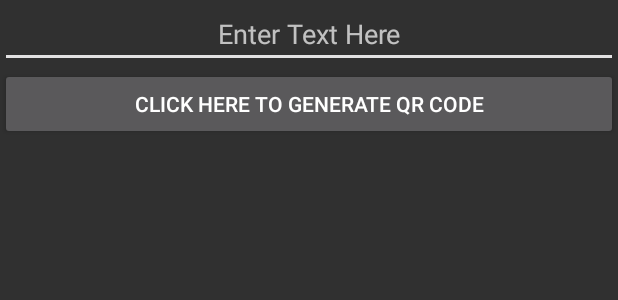
After one commit to saraalhindi7/instapay, an Android app: the layout activity_code_generat.xml on its own in the app's theme, with its tools: preview values and no code run, on a phone screen of 412 x 824 dp. The commit adds this screen. Shown: the top 300 px of the screen. Run offline under Robolectric (Android 15) with nearby library versions, the phone set to English and light mode, and no system bars.

```diff
--- a/app/build.gradle
+++ b/app/build.gradle
@@ -26,6 +26,7 @@ dependencies {
     implementation 'com.android.support.constraint:constraint-layout:1.1.2'
     implementation 'com.android.support:support-v4:28.0.0-alpha3'
     implementation 'com.google.firebase:firebase-auth:16.0.2'
+    implementation 'com.google.firebase:firebase-storage:11.8.0'
     testImplementation 'junit:junit:4.12'
     androidTestImplementation 'com.android.support.test:runner:1.0.2'
     androidTestImplementation 'com.android.support.test.espresso:espresso-core:3.0.2'
--- a/app/src/main/AndroidManifest.xml
+++ b/app/src/main/AndroidManifest.xml
@@ -32,7 +32,7 @@
         <activity android:name=".SignUpActivity" />
         <activity android:name=".SignInActivity" />
         <activity android:name=".MainActivity" />
-        <activity android:name=".SplashScreenActivity"></activity>
+        <activity android:name=".SplashScreenActivity" />
     </application>
 
 </manifest>
--- a/app/src/main/java/makkah/wadi/instapay/instapay/Dialog.java
+++ b/app/src/main/java/makkah/wadi/instapay/instapay/Dialog.java
@@ -33,8 +33,8 @@ public class Dialog extends AppCompatDialogFragment {
         LayoutInflater inflater = getActivity().getLayoutInflater();
         View view = inflater.inflate(R.layout.dialog , null);
 
-        builder.setView(view).setTitle("Pay")
-                .setNegativeButton("Cancel", new DialogInterface.OnClickListener() {
+
+        builder.setView(view).setTitle("Specify Amount").setNegativeButton("Cancel", new DialogInterface.OnClickListener() {
                     @Override
                     public void onClick(DialogInterface dialogInterface, int i) {
 
--- /dev/null
+++ b/app/src/main/res/layout/activity_code_generat.xml
@@ -0,0 +1,34 @@
+<?xml version="1.0" encoding="utf-8"?>
+<RelativeLayout xmlns:android="http://schemas.android.com/apk/res/android"
+    xmlns:app="http://schemas.android.com/apk/res-auto"
+    xmlns:tools="http://schemas.android.com/tools"
+    android:layout_width="match_parent"
+    android:layout_height="match_parent"
+    tools:context=".CodeGeneratActivity">
+
+    <EditText
+        android:layout_width="fill_parent"
+        android:layout_height="wrap_content"
+        android:id="@+id/editText"
+        android:layout_alignParentTop="true"
+        android:layout_centerHorizontal="true"
+        android:hint="Enter Text Here"
+        android:gravity="center"
+        />
+
+    <Button
+        android:layout_width="fill_parent"
+        android:layout_height="wrap_content"
+        android:text="CLICK HERE TO generate qr code"
+        android:id="@+id/button"
+        android:layout_below="@+id/editText"
+        android:layout_centerHorizontal="true" />
+
+    <ImageView
+        android:layout_width="wrap_content"
+        android:layout_height="wrap_content"
+        android:id="@+id/imageView"
+        android:layout_centerHorizontal="true"
+        android:layout_below="@+id/button"/>
+
+</RelativeLayout>
--- a/app/src/main/res/layout/dialog.xml
+++ b/app/src/main/res/layout/dialog.xml
@@ -4,7 +4,7 @@
     android:layout_height="match_parent"
     android:orientation="vertical"
     android:layout_gravity="center_horizontal"
-    android:background="@color/white">
+   >
 
 
 
--- a/app/src/main/res/values/colors.xml
+++ b/app/src/main/res/values/colors.xml
@@ -2,11 +2,11 @@
 <resources>
     <color name="colorPrimary">#3F51B5</color>
     <color name="colorPrimaryDark">#303F9F</color>
-    <color name="colorAccent">#FF4081</color>
-    <color name="mainColor">#3D244F</color>
+    <color name="colorAccent">#e2e1e2</color>
+    <color name="mainColor">#ededed</color>
     <color name="white">#ffff</color>
-        <color name="maincolor">#3D344F</color>
-        <color name="hintcolor">#FFFFFF</color>
+    <color name="maincolor">#3D344F</color>
+    <color name="hintcolor">#FFFFFF</color>
     <color name="assest">#F4F4F4</color>
     <color name="devidor">#6F6687</color>
     </resources>
```
Also changed, not shown: app/src/main/java/makkah/wadi/instapay/instapay/BarcodeFragment.java (+11 -25 lines), app/src/main/java/makkah/wadi/instapay/instapay/CodeGeneratActivity.java (added, +84 -0 lines), app/src/main/java/makkah/wadi/instapay/instapay/FragmentAdapter.java (+0 -10 lines), app/src/main/java/makkah/wadi/instapay/instapay/MainActivity.java (+1 -11 lines), app/src/main/java/makkah/wadi/instapay/instapay/ProfileFragment.java (+26 -3 lines), app/src/main/java/makkah/wadi/instapay/instapay/SignUpActivity.java (+12 -7 lines), app/src/main/res/layout/fragment_barcode.xml (+10 -0 lines), app/src/main/res/layout/fragment_frinds.xml (+41 -1 lines), app/src/main/res/layout/fragment_profile.xml (+5 -4 lines), app/src/main/res/layout/friend_list.xml (+13 -8 lines), app/src/main/res/layout/profile_head.xml (+44 -27 lines), app/src/main/res/drawable/creditcard1.png (added), app/src/main/res/drawable/editprofile.png (added), app/src/main/res/drawable/qr_code1.png (added).
